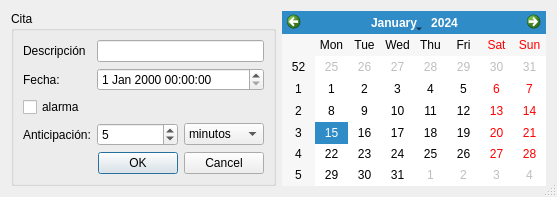
Old version of the form AbogadosDesktop/src/gui/uis/cita.ui in the repository ehmsoft/Desktop.
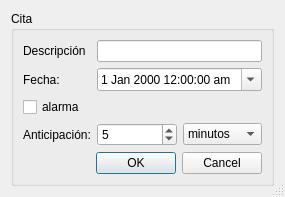
New version of the form.

What changed in the file:
```diff
--- a/AbogadosDesktop/src/gui/uis/cita.ui
+++ b/AbogadosDesktop/src/gui/uis/cita.ui
@@ -6,8 +6,8 @@
    <rect>
     <x>0</x>
     <y>0</y>
-    <width>557</width>
-    <height>177</height>
+    <width>278</width>
+    <height>181</height>
    </rect>
   </property>
   <property name="sizePolicy">
@@ -56,7 +56,20 @@
          <widget class="QLineEdit" name="descripcion"/>
         </item>
         <item row="1" column="1">
-         <widget class="QDateTimeEdit" name="fecha"/>
+         <widget class="QDateTimeEdit" name="fecha">
+          <property name="currentSection">
+           <enum>QDateTimeEdit::DaySection</enum>
+          </property>
+          <property name="displayFormat">
+           <string>d MMM yyyy hh:mm:ss a</string>
+          </property>
+          <property name="calendarPopup">
+           <bool>true</bool>
+          </property>
+          <property name="timeSpec">
+           <enum>Qt::LocalTime</enum>
+          </property>
+         </widget>
         </item>
         <item row="3" column="1">
          <layout class="QHBoxLayout" name="horizontalLayout">
@@ -107,9 +120,6 @@
      </layout>
     </widget>
    </item>
-   <item>
-    <widget class="QCalendarWidget" name="calendar"/>
-   </item>
   </layout>
  </widget>
  <resources/>
```
Left out of the diff: 2 changed lines with no effect on the pictures.
